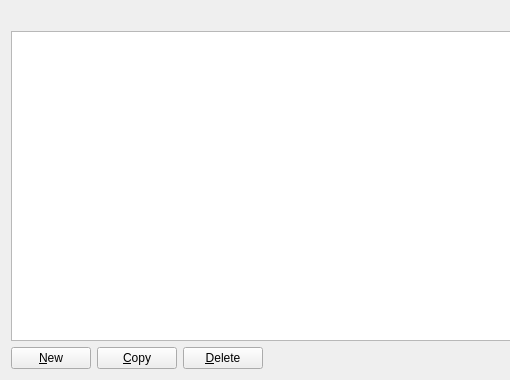
First picture: the form in src/qt/forms/addressbookpage.ui, repository Argoneum/argoneum, before the edit; both pictures show x 0 to 510 and y 0 to 380 of the 760 by 380 pixel window.
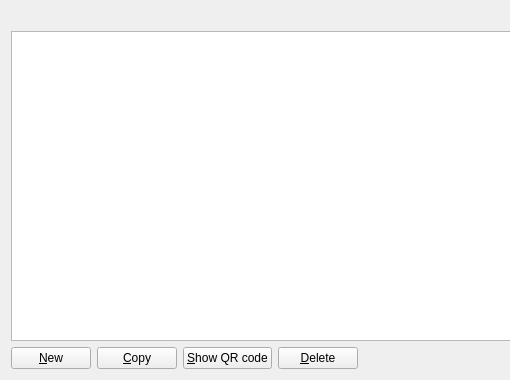
Second picture: the form after the edit.

What changed in the file:
```diff
--- a/src/qt/forms/addressbookpage.ui
+++ b/src/qt/forms/addressbookpage.ui
@@ -77,6 +77,19 @@
        </property>
       </widget>
      </item>
+     <item>
+      <widget class="QPushButton" name="showAddressQRCode">
+       <property name="toolTip">
+        <string>Show QR code for the currently selected address</string>
+       </property>
+       <property name="text">
+        <string>&amp;Show QR code</string>
+       </property>
+       <property name="autoDefault">
+        <bool>false</bool>
+       </property>
+      </widget>
+     </item>
      <item>
       <widget class="QPushButton" name="deleteAddress">
        <property name="toolTip">
```
